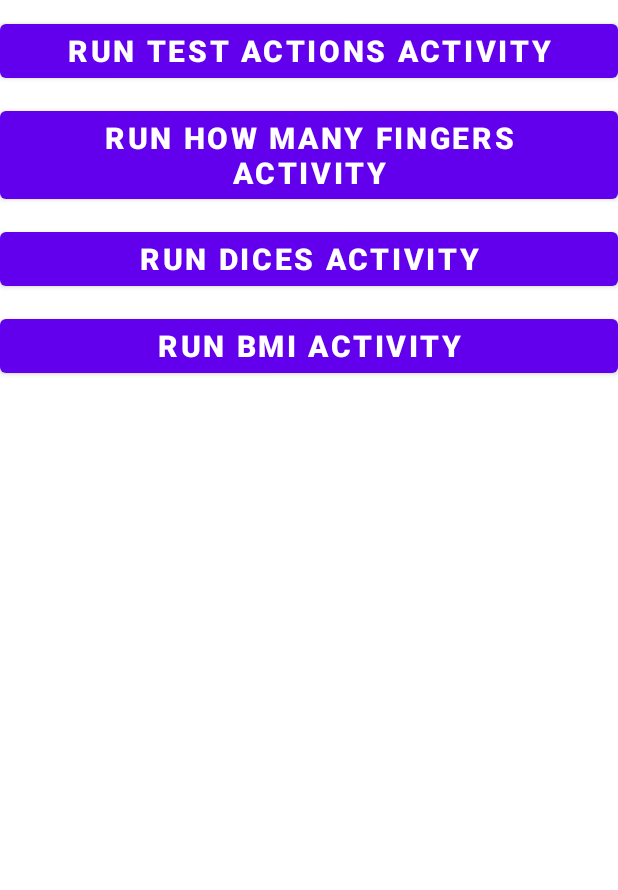
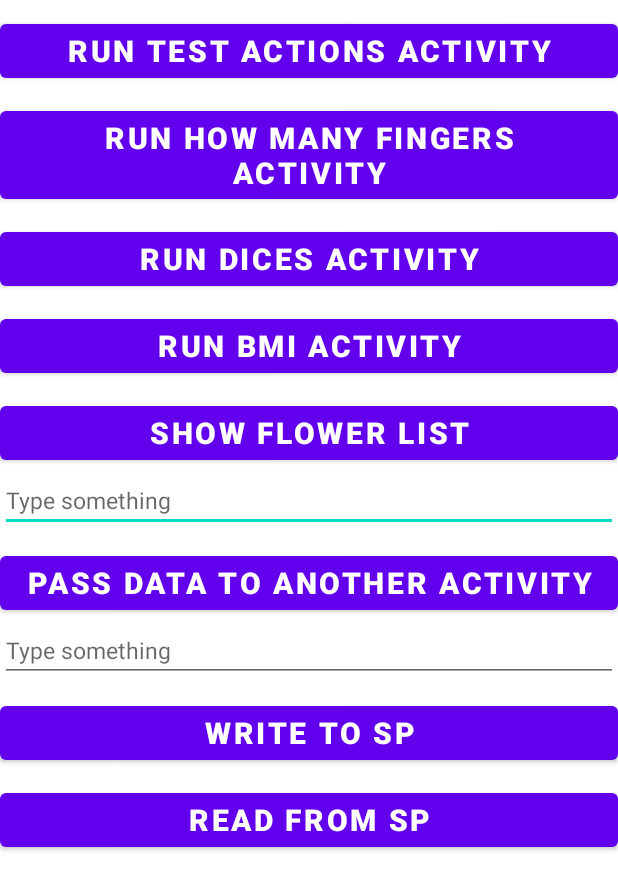
Before and after one commit to KipinskiPiotr/MobileSystems, an Android app: the screen it shows after launch (MenuActivity), on a phone screen of 412 x 824 dp. Shown: the top 890 px of the screen. Run offline under Robolectric (Android 15) with nearby library versions, the phone set to English and light mode, and no system bars.

Commit message:
Android lab 3

```diff
--- a/Android/lab1/PiotrKipinskiHelloWorld/app/src/main/res/layout/activity_menu.xml
+++ b/Android/lab1/PiotrKipinskiHelloWorld/app/src/main/res/layout/activity_menu.xml
@@ -43,4 +43,55 @@
         android:onClick="runBmiActivity"
         android:textSize="20sp"
         android:textStyle="bold"/>
+
+    <Button
+        android:id="@+id/run_linear_activity_button"
+        android:layout_width="match_parent"
+        android:layout_height="wrap_content"
+        android:layout_marginTop="10sp"
+        android:text="Show flower list"
+        android:onClick="runListActivity"
+        android:textSize="20sp"
+        android:textStyle="bold"/>
+
+    <EditText
+        android:id="@+id/user_value_to_be_passed"
+        android:layout_width="match_parent"
+        android:layout_height="wrap_content"
+        android:textSize="15sp"
+        android:hint="Type something"/>
+
+    <Button
+        android:layout_width="match_parent"
+        android:layout_height="wrap_content"
+        android:layout_marginTop="10sp"
+        android:text="Pass data to another activity"
+        android:onClick="runActivityAndPassValue"
+        android:textSize="20sp"
+        android:textStyle="bold"/>
+
+    <EditText
+        android:id="@+id/sp_value"
+        android:layout_width="match_parent"
+        android:layout_height="wrap_content"
+        android:textSize="15sp"
+        android:hint="Type something"/>
+
+    <Button
+        android:layout_width="match_parent"
+        android:layout_height="wrap_content"
+        android:layout_marginTop="10sp"
+        android:text="Write to SP"
+        android:onClick="spWriteTo"
+        android:textSize="20sp"
+        android:textStyle="bold"/>
+
+    <Button
+        android:layout_width="match_parent"
+        android:layout_height="wrap_content"
+        android:layout_marginTop="10sp"
+        android:text="Read from SP"
+        android:onClick="spReadFrom"
+        android:textSize="20sp"
+        android:textStyle="bold"/>
 </LinearLayout>
```
Also changed, not shown: Android/lab1/PiotrKipinskiHelloWorld/app/src/main/AndroidManifest.xml (+8 -2 lines), Android/lab1/PiotrKipinskiHelloWorld/app/src/main/java/com/example/piotrkipinskihelloworld/FlowerNameAdapter.kt (added, +47 -0 lines), Android/lab1/PiotrKipinskiHelloWorld/app/src/main/java/com/example/piotrkipinskihelloworld/GetValueActivity.kt (added, +21 -0 lines), Android/lab1/PiotrKipinskiHelloWorld/app/src/main/java/com/example/piotrkipinskihelloworld/ListActivity.kt (added, +86 -0 lines), Android/lab1/PiotrKipinskiHelloWorld/app/src/main/java/com/example/piotrkipinskihelloworld/MenuActivity.kt (+27 -0 lines), Android/lab1/PiotrKipinskiHelloWorld/app/src/main/res/layout/activity_get_value.xml (added, +20 -0 lines), Android/lab1/PiotrKipinskiHelloWorld/app/src/main/res/layout/activity_list.xml (added, +12 -0 lines), Android/lab1/PiotrKipinskiHelloWorld/app/src/main/res/layout/flower_list_item.xml (added, +18 -0 lines), Android/lab1/PiotrKipinskiHelloWorld/app/src/main/res/layout/flower_list_item_1.xml (added, +27 -0 lines), Android/lab1/PiotrKipinskiHelloWorld/app/src/main/res/layout/input_box_layout.xml (added, +19 -0 lines), Android/lab1/PiotrKipinskiHelloWorld/app/src/main/res/drawable/bratek.png (added), Android/lab1/PiotrKipinskiHelloWorld/app/src/main/res/drawable/frezja.png (added), Android/lab1/PiotrKipinskiHelloWorld/app/src/main/res/drawable/roza.png (added).
